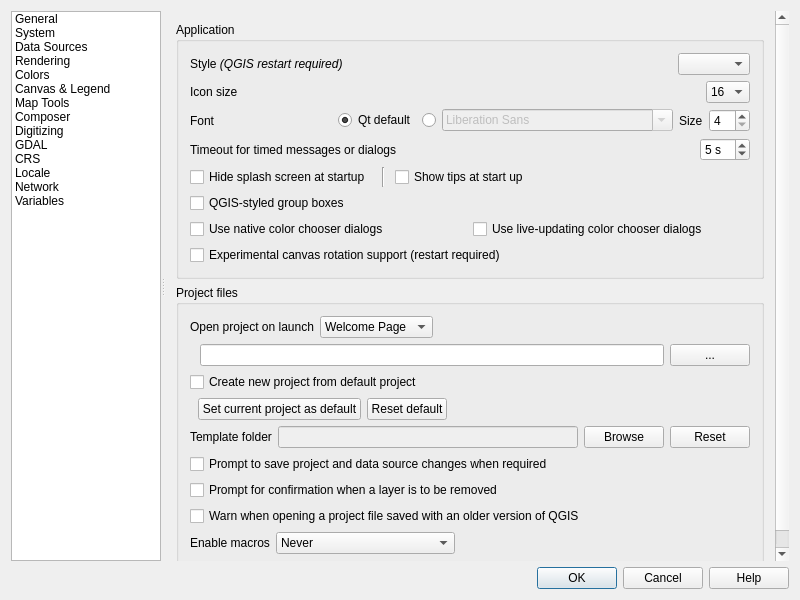
This is src/ui/qgsoptionsbase.ui in qgis/QGIS as Qt 5 draws it before an edit. The edited form follows.
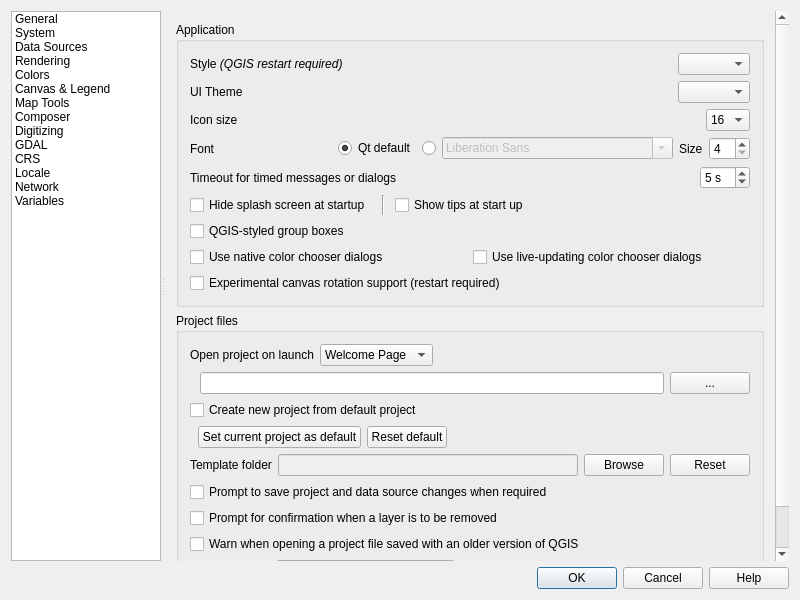
This is the edited form. The open tabs and pages were chosen to show the change. Icons and pictures are not drawn. Custom widgets are drawn as their Qt base class.

Commit message:
Add UI theme support.
- Add dark theme (Night Mapping)
- Themes loaded from resources\themes and ~\.qgis2\themes
- Themes need folder + style.qss

The edit to the form file:
```diff
--- a/src/ui/qgsoptionsbase.ui
+++ b/src/ui/qgsoptionsbase.ui
@@ -320,7 +320,7 @@
                 <x>0</x>
                 <y>0</y>
                 <width>610</width>
-                <height>635</height>
+                <height>670</height>
                </rect>
               </property>
               <layout class="QVBoxLayout" name="verticalLayout_28">
@@ -360,6 +360,36 @@
                     </item>
                    </layout>
                   </item>
+                  <item>
+                   <layout class="QHBoxLayout" name="horizontalLayout_37">
+                    <property name="topMargin">
+                     <number>0</number>
+                    </property>
+                    <item>
+                     <widget class="QLabel" name="label_42">
+                      <property name="text">
+                       <string>UI Theme</string>
+                      </property>
+                     </widget>
+                    </item>
+                    <item>
+                     <spacer name="horizontalSpacer_47">
+                      <property name="orientation">
+                       <enum>Qt::Horizontal</enum>
+                      </property>
+                      <property name="sizeHint" stdset="0">
+                       <size>
+                        <width>40</width>
+                        <height>20</height>
+                       </size>
+                      </property>
+                     </spacer>
+                    </item>
+                    <item>
+                     <widget class="QComboBox" name="cmbUITheme"/>
+                    </item>
+                   </layout>
+                  </item>
                   <item>
                    <layout class="QHBoxLayout" name="horizontalLayout_7">
                     <item>
@@ -4923,6 +4953,12 @@
    <header>qgscolorbuttonv2.h</header>
    <container>1</container>
   </customwidget>
+  <customwidget>
+   <class>QgsProjectionSelectionWidget</class>
+   <extends>QWidget</extends>
+   <header>qgsprojectionselectionwidget.h</header>
+   <container>1</container>
+  </customwidget>
   <customwidget>
    <class>QgsColorSchemeList</class>
    <extends>QWidget</extends>
@@ -4934,12 +4970,6 @@
    <extends>QComboBox</extends>
    <header>qgsscalecombobox.h</header>
   </customwidget>
-  <customwidget>
-   <class>QgsProjectionSelectionWidget</class>
-   <extends>QWidget</extends>
-   <header location="global">qgsprojectionselectionwidget.h</header>
-   <container>1</container>
-  </customwidget>
   <customwidget>
    <class>QgsVariableEditorWidget</class>
    <extends>QWidget</extends>
```
Left out of the diff: 303 changed lines with no effect on the pictures. The commit also changes 16 other files.
